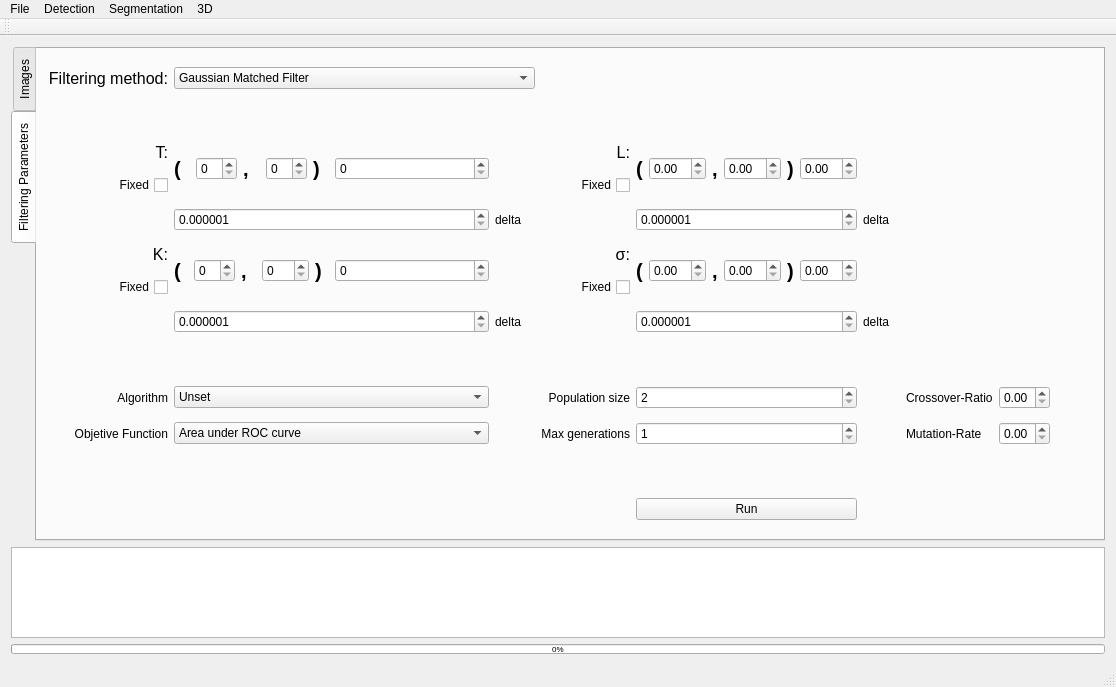
The window that CoronaryGUI/coronarygui.ui (fercer/Coronary) describes before a commit, drawn with Qt 5.
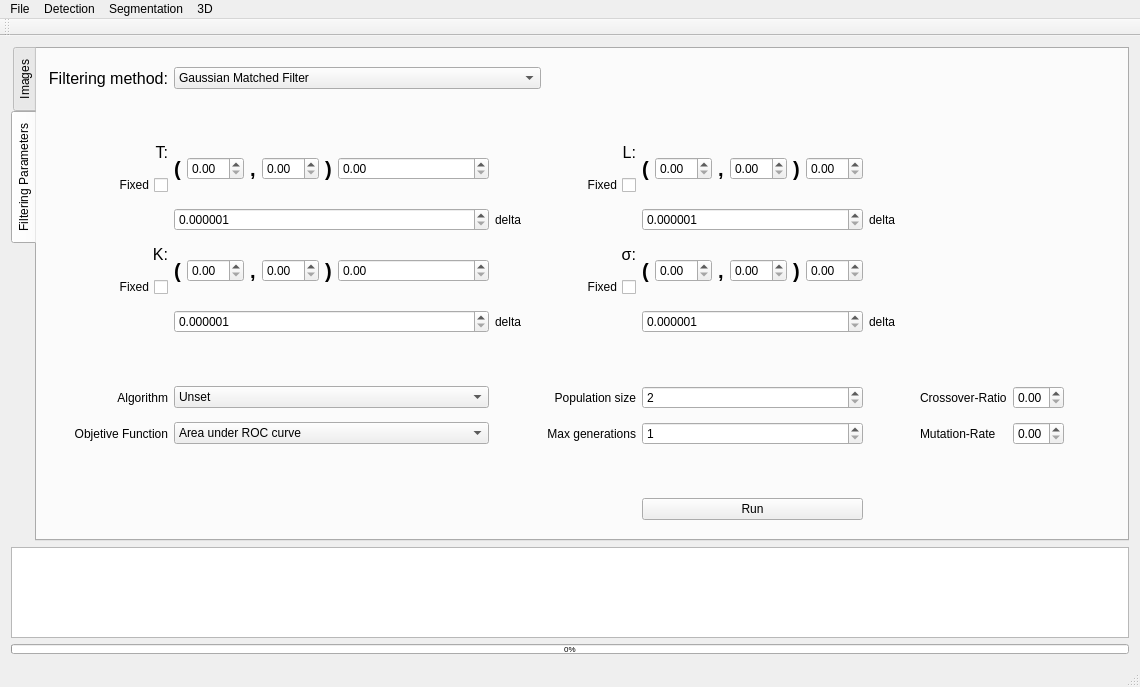
The same window after the commit. The open tabs and pages were chosen to show the change. Custom widgets are drawn as their Qt base class.

The edit to the form file:
```diff
--- a/CoronaryGUI/coronarygui.ui
+++ b/CoronaryGUI/coronarygui.ui
@@ -6,7 +6,7 @@
    <rect>
     <x>0</x>
     <y>0</y>
-    <width>1116</width>
+    <width>1140</width>
     <height>687</height>
    </rect>
   </property>
@@ -58,7 +58,7 @@
        <enum>QTabWidget::West</enum>
       </property>
       <property name="currentIndex">
-       <number>1</number>
+       <number>0</number>
       </property>
       <widget class="QWidget" name="tabImages">
        <attribute name="title">
@@ -156,7 +156,36 @@
         <string>Filtering Parameters</string>
        </attribute>
        <layout class="QGridLayout" name="gridLayout_3">
-        <item row="3" column="4" rowspan="2">
+        <item row="11" column="1">
+         <widget class="QComboBox" name="cmbAlgorithm">
+          <item>
+           <property name="text">
+            <string>Unset</string>
+           </property>
+          </item>
+          <item>
+           <property name="text">
+            <string>Exhaustive Search</string>
+           </property>
+          </item>
+          <item>
+           <property name="text">
+            <string>Genetic Algorithm</string>
+           </property>
+          </item>
+          <item>
+           <property name="text">
+            <string>Univariate Marginal Distribution Algorithm</string>
+           </property>
+          </item>
+          <item>
+           <property name="text">
+            <string>Boltzmann Univariate MarginalDistribution Algorithm</string>
+           </property>
+          </item>
+         </widget>
+        </item>
+        <item row="4" column="4" rowspan="2">
          <layout class="QHBoxLayout" name="horizontalLayout_3">
           <item>
            <layout class="QHBoxLayout" name="lyoLimitsL">
@@ -226,7 +255,7 @@
           </item>
          </layout>
         </item>
-        <item row="7" column="0">
+        <item row="8" column="0">
          <widget class="QCheckBox" name="chkFixK">
           <property name="layoutDirection">
            <enum>Qt::RightToLeft</enum>
@@ -236,7 +265,7 @@
           </property>
          </widget>
         </item>
-        <item row="3" column="0">
+        <item row="4" column="0">
          <widget class="QLabel" name="label_4">
           <property name="maximumSize">
            <size>
@@ -257,7 +286,7 @@
           </property>
          </widget>
         </item>
-        <item row="9" column="0" colspan="9">
+        <item row="10" column="0" colspan="9">
          <spacer name="verticalSpacer">
           <property name="orientation">
            <enum>Qt::Vertical</enum>
@@ -273,7 +302,7 @@
           </property>
          </spacer>
         </item>
-        <item row="4" column="0">
+        <item row="5" column="0">
          <widget class="QCheckBox" name="chkFixT">
           <property name="layoutDirection">
            <enum>Qt::RightToLeft</enum>
@@ -283,7 +312,7 @@
           </property>
          </widget>
         </item>
-        <item row="6" column="0">
+        <item row="7" column="0">
          <widget class="QLabel" name="label_16">
           <property name="maximumSize">
            <size>
@@ -304,7 +333,7 @@
           </property>
          </widget>
         </item>
-        <item row="12" column="0" colspan="9">
+        <item row="13" column="0" colspan="9">
          <spacer name="verticalSpacer_2">
           <property name="orientation">
            <enum>Qt::Vertical</enum>
@@ -320,7 +349,7 @@
           </property>
          </spacer>
         </item>
-        <item row="1" column="0" colspan="9">
+        <item row="2" column="0" colspan="9">
          <spacer name="verticalSpacer_3">
           <property name="orientation">
            <enum>Qt::Vertical</enum>
@@ -336,7 +365,7 @@
           </property>
          </spacer>
         </item>
-        <item row="11" column="0">
+        <item row="12" column="0">
          <widget class="QLabel" name="lblFitness">
           <property name="text">
            <string>Objetive Function</string>
@@ -346,7 +375,17 @@
           </property>
          </widget>
         </item>
-        <item row="10" column="0">
+        <item row="12" column="4">
+         <widget class="QSpinBox" name="spbGen">
+          <property name="minimum">
+           <number>1</number>
+          </property>
+          <property name="maximum">
+           <number>10000</number>
+          </property>
+         </widget>
+        </item>
+        <item row="11" column="0">
          <widget class="QLabel" name="label_3">
           <property name="enabled">
            <bool>true</bool>
@@ -359,7 +398,7 @@
           </property>
          </widget>
         </item>
-        <item row="0" column="0">
+        <item row="1" column="0">
          <widget class="QLabel" name="label_6">
           <property name="maximumSize">
            <size>
@@ -380,17 +419,7 @@
           </property>
          </widget>
         </item>
-        <item row="11" column="4">
-         <widget class="QSpinBox" name="spbGen">
-          <property name="minimum">
-           <number>1</number>
-          </property>
-          <property name="maximum">
-           <number>10000</number>
-          </property>
-         </widget>
-        </item>
-        <item row="10" column="3">
+        <item row="11" column="3">
          <widget class="QLabel" name="lblPop">
           <property name="maximumSize">
            <size>
@@ -406,46 +435,7 @@
           </property>
          </widget>
         </item>
-        <item row="4" column="3">
-         <widget class="QCheckBox" name="chkFixL">
-          <property name="layoutDirection">
-           <enum>Qt::RightToLeft</enum>
-          </property>
-          <property name="text">
-           <string>Fixed</string>
-          </property>
-         </widget>
-        </item>
-        <item row="10" column="1">
-         <widget class="QComboBox" name="cmbAlgorithm">
-          <item>
-           <property name="text">
-            <string>Unset</string>
-           </property>
-          </item>
-          <item>
-           <property name="text">
-            <string>Exhaustive Search</string>
-           </property>
-          </item>
-          <item>
-           <property name="text">
-            <string>Genetic Algorithm</string>
-           </property>
-          </item>
-          <item>
-           <property name="text">
-            <string>Univariate Marginal Distribution Algorithm</string>
-           </property>
-          </item>
-          <item>
-           <property name="text">
-            <string>Boltzmann Univariate MarginalDistribution Algorithm</string>
-           </property>
-          </item>
-         </widget>
-        </item>
-        <item row="10" column="7">
+        <item row="11" column="7">
          <widget class="QDoubleSpinBox" name="dspbCR">
           <property name="maximum">
            <double>1.000000000000000</double>
@@ -455,17 +445,17 @@
           </property>
          </widget>
         </item>
-        <item row="11" column="3">
-         <widget class="QLabel" name="lblGen">
+        <item row="5" column="3">
+         <widget class="QCheckBox" name="chkFixL">
+          <property name="layoutDirection">
+           <enum>Qt::RightToLeft</enum>
+          </property>
           <property name="text">
-           <string>Max generations</string>
-          </property>
-          <property name="alignment">
-           <set>Qt::AlignRight|Qt::AlignTrailing|Qt::AlignVCenter</set>
+           <string>Fixed</string>
           </property>
          </widget>
         </item>
-        <item row="11" column="1">
+        <item row="12" column="1">
          <widget class="QComboBox" name="cmbFitness">
           <item>
            <property name="text">
@@ -479,7 +469,24 @@
           </item>
          </widget>
         </item>
-        <item row="7" column="3">
+        <item row="12" column="3">
+         <widget class="QLabel" name="lblGen">
+          <property name="text">
+           <string>Max generations</string>
+          </property>
+          <property name="alignment">
+           <set>Qt::AlignRight|Qt::AlignTrailing|Qt::AlignVCenter</set>
+          </property>
+         </widget>
+        </item>
+        <item row="12" column="6">
+         <widget class="QLabel" name="lblMR">
+          <property name="text">
+           <string>Mutation-Rate</string>
+          </property>
+         </widget>
+        </item>
+        <item row="8" column="3">
          <widget class="QCheckBox" name="chkFixSigma">
           <property name="layoutDirection">
            <enum>Qt::RightToLeft</enum>
@@ -489,7 +496,17 @@
           </property>
          </widget>
         </item>
-        <item row="3" column="1" rowspan="2">
+        <item row="12" column="7">
+         <widget class="QDoubleSpinBox" name="dspbMR">
+          <property name="maximum">
+           <double>1.000000000000000</double>
+          </property>
+          <property name="singleStep">
+           <double>0.100000000000000</double>
+          </property>
+         </widget>
+        </item>
+        <item row="4" column="1" rowspan="2">
          <layout class="QHBoxLayout" name="horizontalLayout">
           <item>
            <layout class="QHBoxLayout" name="lyoLimitsT">
@@ -508,7 +525,7 @@
              </widget>
             </item>
             <item>
-             <widget class="QSpinBox" name="spbInfT"/>
+             <widget class="QDoubleSpinBox" name="spbInfT"/>
             </item>
             <item>
              <widget class="QLabel" name="lblComaT">
@@ -525,7 +542,7 @@
              </widget>
             </item>
             <item>
-             <widget class="QSpinBox" name="spbSupT"/>
+             <widget class="QDoubleSpinBox" name="spbSupT"/>
             </item>
             <item>
              <widget class="QLabel" name="lblRightT">
@@ -544,7 +561,7 @@
            </layout>
           </item>
           <item>
-           <widget class="QSpinBox" name="spbFixedT">
+           <widget class="QDoubleSpinBox" name="spbFixedT">
             <property name="maximumSize">
              <size>
               <width>16777215</width>
@@ -556,13 +573,13 @@
          </layout>
         </item>
         <item row="11" column="6">
-         <widget class="QLabel" name="lblMR">
+         <widget class="QLabel" name="lblCR">
           <property name="text">
-           <string>Mutation-Rate</string>
+           <string>Crossover-Ratio</string>
           </property>
          </widget>
         </item>
-        <item row="3" column="6" rowspan="2" colspan="3">
+        <item row="4" column="6" rowspan="2" colspan="3">
          <spacer name="horizontalSpacer_3">
           <property name="orientation">
            <enum>Qt::Horizontal</enum>
@@ -575,7 +592,7 @@
           </property>
          </spacer>
         </item>
-        <item row="6" column="6" rowspan="2" colspan="3">
+        <item row="7" column="6" rowspan="2" colspan="3">
          <spacer name="horizontalSpacer_6">
           <property name="orientation">
            <enum>Qt::Horizontal</enum>
@@ -588,7 +605,7 @@
           </property>
          </spacer>
         </item>
-        <item row="3" column="2" rowspan="2">
+        <item row="4" column="2" rowspan="2">
          <spacer name="horizontalSpacer_2">
           <property name="orientation">
            <enum>Qt::Horizontal</enum>
@@ -604,17 +621,7 @@
           </property>
          </spacer>
         </item>
-        <item row="11" column="7">
-         <widget class="QDoubleSpinBox" name="dspbMR">
-          <property name="maximum">
-           <double>1.000000000000000</double>
-          </property>
-          <property name="singleStep">
-           <double>0.100000000000000</double>
-          </property>
-         </widget>
-        </item>
-        <item row="6" column="1" rowspan="2">
+        <item row="7" column="1" rowspan="2">
          <layout class="QHBoxLayout" name="horizontalLayout_2">
           <item>
            <layout class="QHBoxLayout" name="lyoLimitsK">
@@ -633,7 +640,7 @@
              </widget>
             </item>
             <item>
-             <widget class="QSpinBox" name="spbInfK"/>
+             <widget class="QDoubleSpinBox" name="spbInfK"/>
             </item>
             <item>
              <widget class="QLabel" name="lblComaK">
@@ -650,11 +657,7 @@
              </widget>
             </item>
             <item>
-             <widget class="QSpinBox" name="spbSupK">
-              <property name="maximum">
-               <number>180</number>
-              </property>
-             </widget>
+             <widget class="QDoubleSpinBox" name="spbSupK"/>
             </item>
             <item>
              <widget class="QLabel" name="lblRightK">
@@ -673,7 +676,7 @@
            </layout>
           </item>
           <item>
-           <widget class="QSpinBox" name="spbFixedK">
+           <widget class="QDoubleSpinBox" name="spbFixedK">
             <property name="maximumSize">
              <size>
               <width>16777215</width>
@@ -684,14 +687,21 @@
           </item>
          </layout>
         </item>
-        <item row="10" column="6">
-         <widget class="QLabel" name="lblCR">
-          <property name="text">
-           <string>Crossover-Ratio</string>
-          </property>
+        <item row="1" column="1" colspan="2">
+         <widget class="QComboBox" name="cmbFilter">
+          <item>
+           <property name="text">
+            <string>Gaussian Matched Filter</string>
+           </property>
+          </item>
+          <item>
+           <property name="text">
+            <string>single-Scale Gabor</string>
+           </property>
+          </item>
          </widget>
         </item>
-        <item row="3" column="3">
+        <item row="4" column="3">
          <widget class="QLabel" name="label_5">
           <property name="font">
            <font>
@@ -706,7 +716,7 @@
           </property>
          </widget>
         </item>
-        <item row="6" column="4" rowspan="2">
+        <item row="7" column="4" rowspan="2">
          <layout class="QHBoxLayout" name="horizontalLayout_8">
           <item>
            <layout class="QHBoxLayout" name="lyoLimitsSigma">
@@ -776,7 +786,7 @@
           </item>
          </layout>
         </item>
-        <item row="6" column="2" rowspan="2">
+        <item row="7" column="2" rowspan="2">
          <spacer name="horizontalSpacer_5">
           <property name="orientation">
            <enum>Qt::Horizontal</enum>
@@ -792,36 +802,7 @@
           </property>
          </spacer>
         </item>
-        <item row="0" column="1" colspan="2">
-         <widget class="QComboBox" name="cmbFilter">
-          <item>
-           <property name="text">
-            <string>Gaussian Matched Filter</string>
-           </property>
-          </item>
-          <item>
-           <property name="text">
-            <string>single-Scale Gabor</string>
-           </property>
-          </item>
-         </widget>
-        </item>
-        <item row="6" column="3">
-         <widget class="QLabel" name="lblSigmaFixed">
-          <property name="font">
-           <font>
-            <pointsize>12</pointsize>
-           </font>
-          </property>
-          <property name="text">
-           <string>σ:</string>
-          </property>
-          <property name="alignment">
-           <set>Qt::AlignRight|Qt::AlignTrailing|Qt::AlignVCenter</set>
-          </property>
-         </widget>
-        </item>
-        <item row="10" column="4">
+        <item row="11" column="4">
          <widget class="QSpinBox" name="spbPop">
           <property name="minimum">
            <number>2</number>
@@ -834,74 +815,73 @@
           </property>
          </widget>
         </item>
-        <item row="13" column="4">
+        <item row="14" column="4">
          <widget class="QPushButton" name="btnRunConfiguration">
           <property name="text">
            <string>Run</string>
           </property>
          </widget>
         </item>
-        <item row="5" column="2">
+        <item row="7" column="3">
+         <widget class="QLabel" name="lblSigmaFixed">
+          <property name="font">
+           <font>
+            <pointsize>12</pointsize>
+           </font>
+          </property>
+          <property name="text">
+           <string>σ:</string>
+          </property>
+          <property name="alignment">
+           <set>Qt::AlignRight|Qt::AlignTrailing|Qt::AlignVCenter</set>
+          </property>
+         </widget>
+        </item>
+        <item row="6" column="2">
          <widget class="QLabel" name="lblParT">
           <property name="text">
            <string>delta</string>
           </property>
          </widget>
         </item>
-        <item row="0" column="3" colspan="6">
-         <spacer name="horizontalSpacer_7">
-          <property name="orientation">
-           <enum>Qt::Horizontal</enum>
-          </property>
-          <property name="sizeHint" stdset="0">
-           <size>
-            <width>40</width>
-            <height>20</height>
-           </size>
-          </property>
-         </spacer>
-        </item>
-        <item row="8" column="2">
+        <item row="9" column="2">
          <widget class="QLabel" name="lblParK">
           <property name="text">
            <string>delta</string>
           </property>
          </widget>
         </item>
-        <item row="5" column="4">
-         <widget class="QDoubleSpinBox" name="dspbDeltaL">
-          <property name="toolTip">
-           <string>L delta or bits for optimization</string>
+        <item row="1" column="3" colspan="6">
+         <spacer name="horizontalSpacer_7">
+          <property name="orientation">
+           <enum>Qt::Horizontal</enum>
           </property>
-          <property name="decimals">
-           <number>6</number>
+          <property name="sizeHint" stdset="0">
+           <size>
+            <width>40</width>
+            <height>20</height>
+           </size>
           </property>
-          <property name="minimum">
-           <double>0.000001000000000</double>
-          </property>
-          <property name="maximum">
-           <double>100.000000000000000</double>
-          </property>
-         </widget>
+         </spacer>
         </item>
-        <item row="5" column="5">
+        <item row="6" column="5">
          <widget class="QLabel" name="lblParL">
           <property name="text">
            <string>delta</string>
           </property>
          </widget>
         </item>
-        <item row="8" column="5">
+        <item row="9" column="5">
          <widget class="QLabel" name="lblParSigma">
           <property name="text">
            <string>delta</string>
           </property>
          </widget>
         </item>
-        <item row="5" column="1">
-         <widget class="QDoubleSpinBox" name="dspbDeltaT">
+        <item row="6" column="4">
+         <widget class="QDoubleSpinBox" name="dspbDeltaL">
           <property name="toolTip">
-           <string>T delta or Number of bits for optimization</string>
+           <string>L delta or bits for optimization</string>
           </property>
           <property name="decimals">
            <number>6</number>
@@ -914,7 +894,7 @@
           </property>
          </widget>
         </item>
-        <item row="8" column="1">
+        <item row="9" column="1">
          <widget class="QDoubleSpinBox" name="dspbDeltaK">
           <property name="toolTip">
            <string>K delta or Number of bits for optimization</string>
@@ -930,7 +910,23 @@
           </property>
          </widget>
         </item>
-        <item row="8" column="4">
+        <item row="6" column="1">
+         <widget class="QDoubleSpinBox" name="dspbDeltaT">
+          <property name="toolTip">
+           <string>T delta or Number of bits for optimization</string>
+          </property>
+          <property name="decimals">
+           <number>6</number>
+          </property>
+          <property name="minimum">
+           <double>0.000001000000000</double>
+          </property>
+          <property name="maximum">
+           <double>100.000000000000000</double>
+          </property>
+         </widget>
+        </item>
+        <item row="9" column="4">
          <widget class="QDoubleSpinBox" name="dspbDeltaSigma">
           <property name="toolTip">
            <string>Sigma delta or Number of bits for optimization</string>
@@ -997,7 +993,7 @@
     <rect>
      <x>0</x>
      <y>0</y>
-     <width>1116</width>
+     <width>1140</width>
      <height>27</height>
     </rect>
    </property>
@@ -1019,6 +1015,8 @@
     <addaction name="separator"/>
     <addaction name="actionImport_parameters"/>
     <addaction name="actionExport_parameters"/>
+    <addaction name="separator"/>
+    <addaction name="actionLog_configuration"/>
    </widget>
    <widget class="QMenu" name="menuSegmentation">
     <property name="title">
@@ -1081,6 +1079,11 @@
     <string>Skeletonize</string>
    </property>
   </action>
+  <action name="actionLog_configuration">
+   <property name="text">
+    <string>Log configuration</string>
+   </property>
+  </action>
  </widget>
  <layoutdefault spacing="6" margin="11"/>
  <customwidgets>
```
